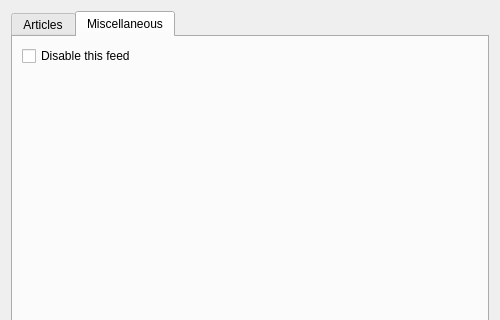
Before: the Qt Designer form src/librssguard/services/abstract/gui/formfeeddetails.ui in martinrotter/rssguard, drawn with Qt 5; both pictures show x 0 to 500 and y 0 to 320 of the 500 by 590 pixel window.
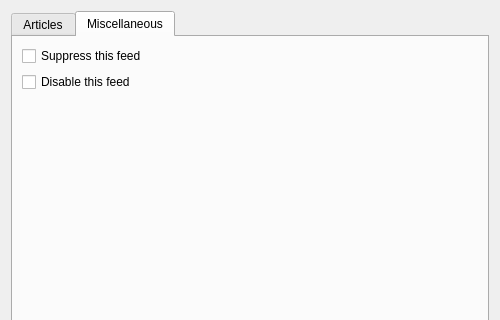
After: the same form once the commit is applied. The open tabs and pages were chosen to show the change. Custom widgets are drawn as their Qt base class.

Diff of the .ui file:
```diff
--- a/src/librssguard/services/abstract/gui/formfeeddetails.ui
+++ b/src/librssguard/services/abstract/gui/formfeeddetails.ui
@@ -66,13 +66,20 @@
        <string>Miscellaneous</string>
       </attribute>
       <layout class="QFormLayout" name="formLayout_2">
-       <item row="0" column="0" colspan="2">
+       <item row="1" column="0" colspan="2">
         <widget class="QCheckBox" name="m_cbDisableFeed">
          <property name="text">
           <string>Disable this feed</string>
          </property>
         </widget>
        </item>
+       <item row="0" column="0" colspan="2">
+        <widget class="QCheckBox" name="m_cbSuppressFeed">
+         <property name="text">
+          <string>Suppress this feed</string>
+         </property>
+        </widget>
+       </item>
       </layout>
      </widget>
     </widget>
```
Left out of the diff: 8 changed lines with no effect on the pictures.
